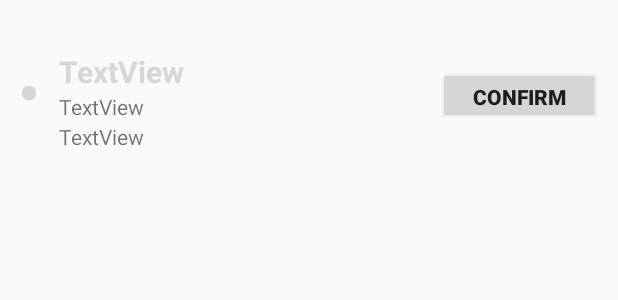
After one commit to Vya4eslavSeleznev/MusicalRoom2, an Android app: the layout confirmation_row.xml on its own in the app's theme, with its tools: preview values and no code run, on a phone screen of 412 x 824 dp. The commit adds this screen. Shown: the top 300 px of the screen. Run offline under Robolectric (Android 15) with nearby library versions, the phone set to English and light mode, and no system bars.

Commit message:
Confirmation fragment

```diff
--- a/app2/app/src/main/java/com/example/room/adapter/EquipmentRoomAdapter.java
+++ b/app2/app/src/main/java/com/example/room/adapter/EquipmentRoomAdapter.java
@@ -18,14 +18,13 @@ import org.jetbrains.annotations.NotNull;
 
 import java.util.ArrayList;
 
-public class EquipmentRoomAdapter extends RecyclerView.Adapter<EquipmentRoomAdapter.ViewHolder>{
+public class EquipmentRoomAdapter extends RecyclerView.Adapter<EquipmentRoomAdapter.ViewHolder> {
 
     private final Context context;
     private final ArrayList<String> roomName;
     private final ArrayList<String> roomDescription;
     private final ArrayList<String> roomPrice;
     private OnItemClickListener listener;
-
 
     public EquipmentRoomAdapter(Context context, ArrayList<String> roomName, ArrayList<String> roomDescription,
                                 ArrayList<String> roomPrice) {
--- /dev/null
+++ b/app2/app/src/main/res/layout/confirmation_row.xml
@@ -0,0 +1,74 @@
+<?xml version="1.0" encoding="utf-8"?>
+<LinearLayout xmlns:android="http://schemas.android.com/apk/res/android"
+    xmlns:app="http://schemas.android.com/apk/res-auto"
+    xmlns:tools="http://schemas.android.com/tools"
+    android:id="@+id/confirmation_layout"
+    android:orientation="vertical"
+    android:layout_width="match_parent"
+    android:layout_height="wrap_content">
+
+    <androidx.cardview.widget.CardView
+        android:layout_width="match_parent"
+        android:layout_height="wrap_content"
+        android:layout_marginTop="12dp"/>
+
+    <androidx.constraintlayout.widget.ConstraintLayout
+        android:layout_width="match_parent"
+        android:layout_height="103dp"
+        android:padding="12dp">
+
+
+        <TextView
+            android:id="@+id/confirmation_textView"
+            android:layout_width="wrap_content"
+            android:layout_height="wrap_content"
+            android:layout_marginTop="20dp"
+            android:text="TextView"
+            app:layout_constraintStart_toStartOf="@+id/confirmation_room_name_textView"
+            app:layout_constraintTop_toBottomOf="@+id/confirmation_room_name_textView" />
+
+        <TextView
+            android:id="@+id/bullet1_textView"
+            android:layout_width="27dp"
+            android:layout_height="50dp"
+            android:text="\u2022"
+            android:textColor="@color/black"
+            android:textSize="40sp"
+            android:textStyle="bold"
+            app:layout_constraintBottom_toBottomOf="parent"
+            app:layout_constraintStart_toStartOf="parent"
+            app:layout_constraintTop_toTopOf="parent"
+            app:layout_constraintVertical_bias="0.333" />
+
+        <TextView
+            android:id="@+id/confirmation_room_name_textView"
+            android:layout_width="wrap_content"
+            android:layout_height="wrap_content"
+            android:text="TextView"
+            android:textColor="@color/black"
+            android:textSize="20sp"
+            android:textStyle="bold"
+            app:layout_constraintStart_toEndOf="@+id/bullet1_textView"
+            app:layout_constraintTop_toTopOf="@+id/bullet1_textView" />
+
+        <TextView
+            android:id="@+id/confirmation_date_textView"
+            android:layout_width="wrap_content"
+            android:layout_height="wrap_content"
+            android:text="TextView"
+            app:layout_constraintStart_toStartOf="@+id/confirmation_room_name_textView"
+            app:layout_constraintTop_toBottomOf="@+id/confirmation_room_name_textView" />
+
+        <Button
+            android:id="@+id/confirmation_button"
+            android:layout_width="108dp"
+            android:layout_height="38dp"
+            android:backgroundTint="@color/light_grey"
+            android:text="@string/confirm"
+            android:textStyle="bold"
+            app:layout_constraintBottom_toBottomOf="parent"
+            app:layout_constraintEnd_toEndOf="parent"
+            app:layout_constraintTop_toTopOf="parent" />
+
+    </androidx.constraintlayout.widget.ConstraintLayout>
+</LinearLayout>
--- a/app2/app/src/main/res/navigation/admin_navigation.xml
+++ b/app2/app/src/main/res/navigation/admin_navigation.xml
@@ -7,9 +7,9 @@
 
     <fragment
         android:id="@+id/navigation_customer"
-        android:name="com.example.room.view.fragment.CustomerFragment"
+        android:name="com.example.room.view.fragment.ConfirmationFragment"
         android:label="@string/title_customer"
-        tools:layout="@layout/fragment_customer" />
+        tools:layout="@layout/fragment_confirmation" />
 
     <fragment
         android:id="@+id/navigation_room"
--- a/app2/app/src/main/res/values/strings.xml
+++ b/app2/app/src/main/res/values/strings.xml
@@ -44,6 +44,7 @@
     <string name="homeInfo">Welcome to the music studio! Our company has been operating since 1994. Such stars as Alla Pugacheva, Philip Kirkorov and many others worked with us. Order your music room as soon as possible!</string>
     <string name="not_confirmed">Not confirmed</string>
     <string name="confirmed">Confirmed</string>
+    <string name="confirm">Confirm</string>
 
     <string-array name="roles">
         <item>User</item>
```
Also changed, not shown: app2/app/src/main/java/com/example/room/adapter/ConfirmationAdapter.java (added, +101 -0 lines), app2/app/src/main/java/com/example/room/model/gateways/BackendService.java (+7 -2 lines), app2/app/src/main/java/com/example/room/model/gateways/Gateway.java (+24 -0 lines), app2/app/src/main/java/com/example/room/presenter/Repository.java (+21 -0 lines), app2/app/src/main/java/com/example/room/presenter/fragment/ConfirmationPresenter.java (added, +45 -0 lines), app2/app/src/main/java/com/example/room/view/activity/ReservationActivity.java (+2 -15 lines), app2/app/src/main/java/com/example/room/view/fragment/ConfirmationFragment.java (added, +86 -0 lines), app2/app/src/main/java/com/example/room/view/fragment/CustomerFragment.java (deleted, +0 -86 lines), app2/app/src/main/res/layout/fragment_confirmation.xml (added, +50 -0 lines), app2/app/src/main/res/layout/fragment_customer.xml (deleted, +0 -161 lines).
